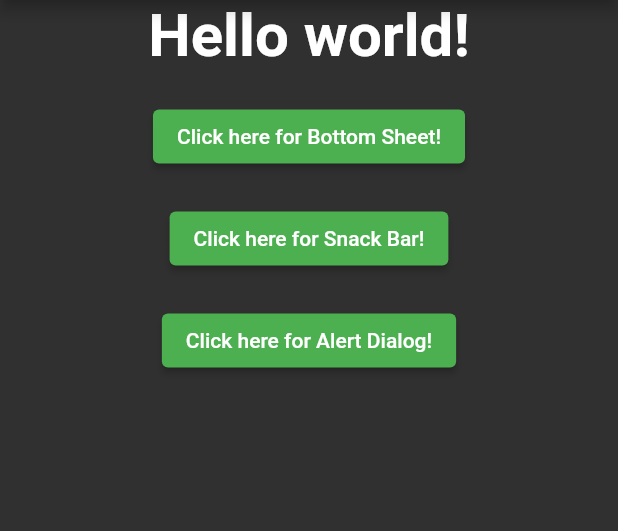
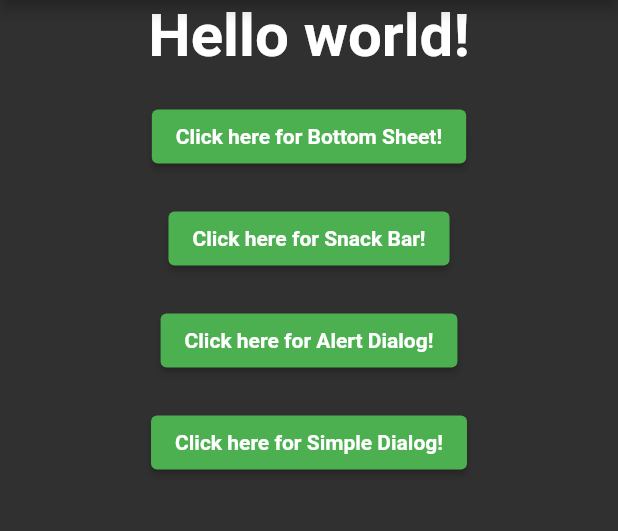
Before and after one commit to laksh97/flutter_notification, a Flutter app: the screen it shows after launch, on a phone screen of 412 x 824 dp, the part 84-615 px from its top. Run offline on Flutter 3.47's test engine with Material 2 defaults, Android fonts, the phone set to English and light mode, and no system bars.

Commit message:
Update main.dart

```diff
--- a/lib/main.dart
+++ b/lib/main.dart
@@ -67,14 +67,44 @@ class _MyAppState extends State<MyApp> {
                 onPressed: () => Navigator.pop(context),
                 child: Text(
                   "Yes",
-                  style: TextStyle(color: Colors.green),
+                  style: TextStyle(
+                      color: Colors.green, fontWeight: FontWeight.bold),
                 ),
               ),
               TextButton(
                 onPressed: () => Navigator.pop(context),
                 child: Text(
                   "No",
-                  style: TextStyle(color: Colors.green),
+                  style: TextStyle(
+                      color: Colors.green, fontWeight: FontWeight.bold),
+                ),
+              ),
+            ],
+          );
+        });
+  }
+
+  void _showSimpleDialog(String text) {
+    showDialog(
+        context: context,
+        builder: (BuildContext context) {
+          return SimpleDialog(
+            title: Text(text),
+            children: [
+              TextButton(
+                onPressed: () => Navigator.pop(context),
+                child: Text(
+                  "Yes",
+                  style: TextStyle(
+                      color: Colors.green, fontWeight: FontWeight.bold),
+                ),
+              ),
+              TextButton(
+                onPressed: () => Navigator.pop(context),
+                child: Text(
+                  "No",
+                  style: TextStyle(
+                      color: Colors.green, fontWeight: FontWeight.bold),
                 ),
               ),
             ],
@@ -89,7 +119,8 @@ class _MyAppState extends State<MyApp> {
         title: Text("Flutter Notifications"),
         backgroundColor: Colors.green,
       ),
-      body: Container(
+      body: SingleChildScrollView(
+        child: Container(
           child: Center(
             child: Column(
               children: [
@@ -106,7 +137,10 @@ class _MyAppState extends State<MyApp> {
                   style: ButtonStyle(
                     backgroundColor: MaterialStateProperty.all(Colors.green),
                   ),
-                child: Text("Click here for Bottom Sheet!"),
+                  child: Text(
+                    "Click here for Bottom Sheet!",
+                    style: TextStyle(fontWeight: FontWeight.bold),
+                  ),
                 ),
                 SizedBox(
                   height: 20,
@@ -117,20 +151,43 @@ class _MyAppState extends State<MyApp> {
                   style: ButtonStyle(
                     backgroundColor: MaterialStateProperty.all(Colors.green),
                   ),
-                child: Text("Click here for Snack Bar!"),
+                  child: Text(
+                    "Click here for Snack Bar!",
+                    style: TextStyle(fontWeight: FontWeight.bold),
+                  ),
                 ),
                 SizedBox(
                   height: 20,
                   width: 20,
                 ),
                 ElevatedButton(
-                onPressed: () => _showAlertDialog("Do you like Flutter?"),
+                  onPressed: () =>
+                      _showAlertDialog("Do you really want to close the app?"),
                   style: ButtonStyle(
                     backgroundColor: MaterialStateProperty.all(Colors.green),
                   ),
-                child: Text("Click here for Alert Dialog!"),
+                  child: Text(
+                    "Click here for Alert Dialog!",
+                    style: TextStyle(fontWeight: FontWeight.bold),
+                  ),
+                ),
+                SizedBox(
+                  height: 20,
+                  width: 20,
+                ),
+                ElevatedButton(
+                  onPressed: () =>
+                      _showSimpleDialog("Do you love Flutter Widgets?"),
+                  style: ButtonStyle(
+                    backgroundColor: MaterialStateProperty.all(Colors.green),
+                  ),
+                  child: Text(
+                    "Click here for Simple Dialog!",
+                    style: TextStyle(fontWeight: FontWeight.bold),
+                  ),
                 ),
               ],
+            ),
           ),
         ),
       ),
```
Lines whose indentation alone changed are shown as unchanged.
